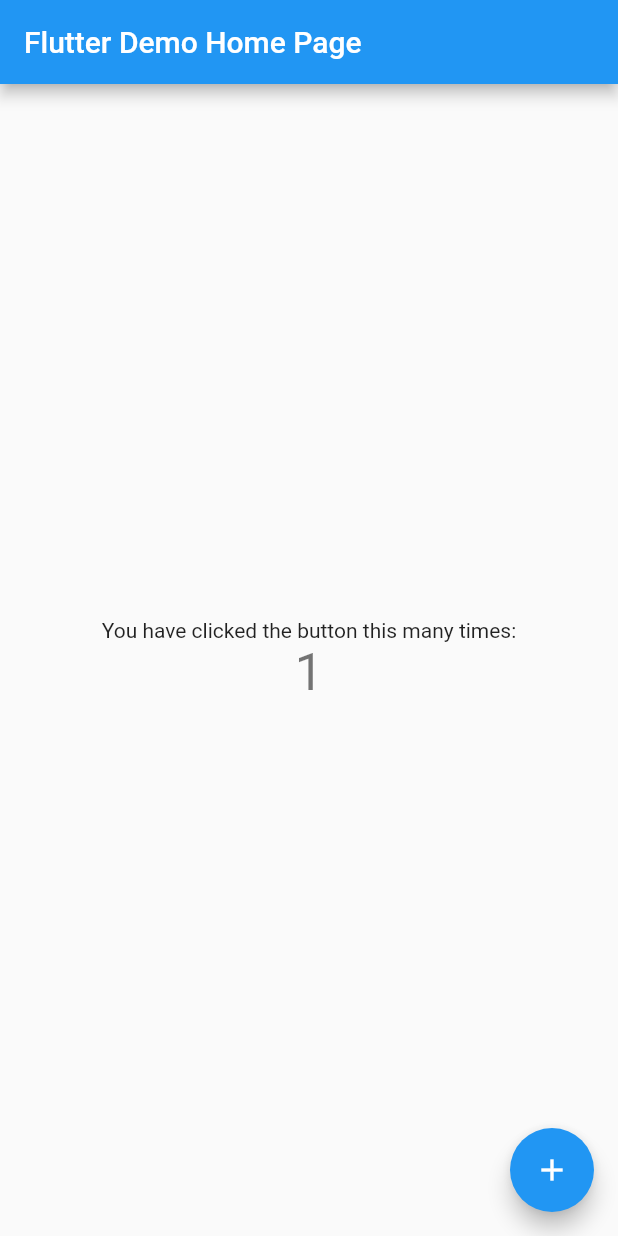
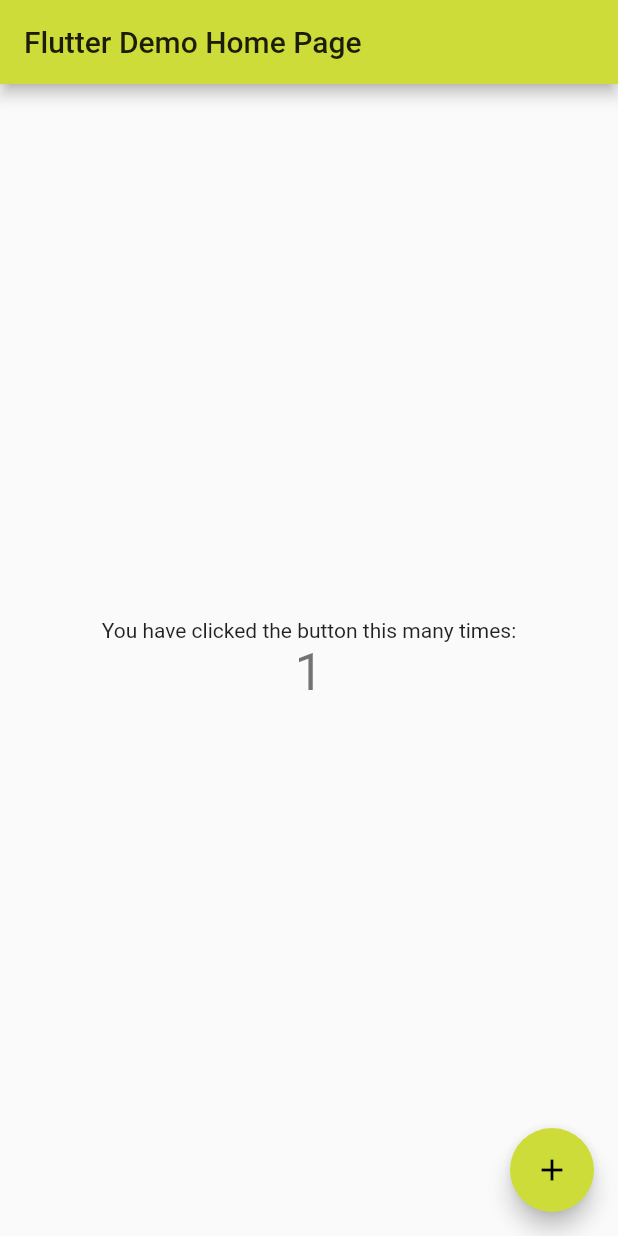
Before and after one commit to Lissy93/nfu, a Flutter app: the screen it shows after launch, after a tap on the "add" icon, on a phone screen of 412 x 824 dp. Run offline on Flutter 3.47's test engine with Material 2 defaults, Android fonts, the phone set to English and light mode, and no system bars.

```diff
--- a/lib/main.dart
+++ b/lib/main.dart
@@ -1,4 +1,5 @@
 import 'package:flutter/material.dart';
+import 'screens/Home.dart';
 
 void main() => runApp(MyApp());
 
@@ -7,57 +8,11 @@ class MyApp extends StatelessWidget {
   @override
   Widget build(BuildContext context) {
     return MaterialApp(
-      title: 'Flutter Demo',
+      title: 'Day Counter',
       theme: ThemeData(
-        primarySwatch: Colors.blue,
+        primarySwatch: Colors.lime,
       ),
       home: MyHomePage(title: 'Flutter Demo Home Page'),
     );
   }
 }
-
-class MyHomePage extends StatefulWidget {
-  MyHomePage({Key key, this.title}) : super(key: key);
-  final String title;
-
-  @override
-  _MyHomePageState createState() => _MyHomePageState();
-}
-
-class _MyHomePageState extends State<MyHomePage> {
-  int _counter = 0;
-
-  void _incrementCounter() {
-    setState(() {
-      _counter++;
-    });
-  }
-
-  @override
-  Widget build(BuildContext context) {
-    return Scaffold(
-      appBar: AppBar(
-        title: Text(widget.title),
-      ),
-      body: Center(
-        child: Column(
-          mainAxisAlignment: MainAxisAlignment.center,
-          children: <Widget>[
-            Text(
-              'You have clicked the button this many times:',
-            ),
-            Text(
-              '$_counter',
-              style: Theme.of(context).textTheme.display1,
-            ),
-          ],
-        ),
-      ),
-      floatingActionButton: FloatingActionButton(
-        onPressed: _incrementCounter,
-        tooltip: 'Increment',
-        child: Icon(Icons.add),
-      ),
-    );
-  }
-}
--- /dev/null
+++ b/lib/models/DayCountModel.dart
@@ -0,0 +1,7 @@
+class DayCount {
+  int id;
+  String title;
+  int date;
+
+  DayCount({this.id, this.title, this.date});
+}
--- /dev/null
+++ b/lib/screens/Home.dart
@@ -0,0 +1,48 @@
+import 'package:flutter/material.dart';
+
+
+class MyHomePage extends StatefulWidget {
+  MyHomePage({Key key, this.title}) : super(key: key);
+  final String title;
+
+  @override
+  _MyHomePageState createState() => _MyHomePageState();
+}
+
+class _MyHomePageState extends State<MyHomePage> {
+  int _counter = 0;
+
+  void _incrementCounter() {
+    setState(() {
+      _counter++;
+    });
+  }
+
+  @override
+  Widget build(BuildContext context) {
+    return Scaffold(
+      appBar: AppBar(
+        title: Text(widget.title),
+      ),
+      body: Center(
+        child: Column(
+          mainAxisAlignment: MainAxisAlignment.center,
+          children: <Widget>[
+            Text(
+              'You have clicked the button this many times:',
+            ),
+            Text(
+              '$_counter',
+              style: Theme.of(context).textTheme.display1,
+            ),
+          ],
+        ),
+      ),
+      floatingActionButton: FloatingActionButton(
+        onPressed: _incrementCounter,
+        tooltip: 'Increment',
+        child: Icon(Icons.add),
+      ),
+    );
+  }
+}
```
Also changed, not shown: lib/routes.dart (added).
